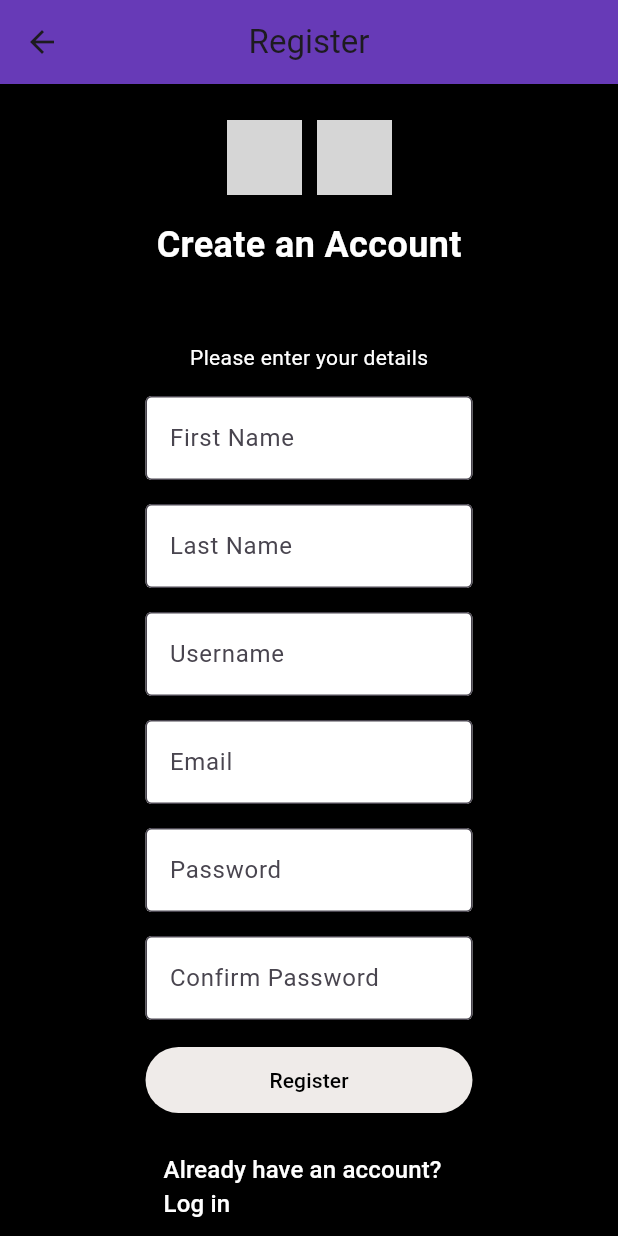
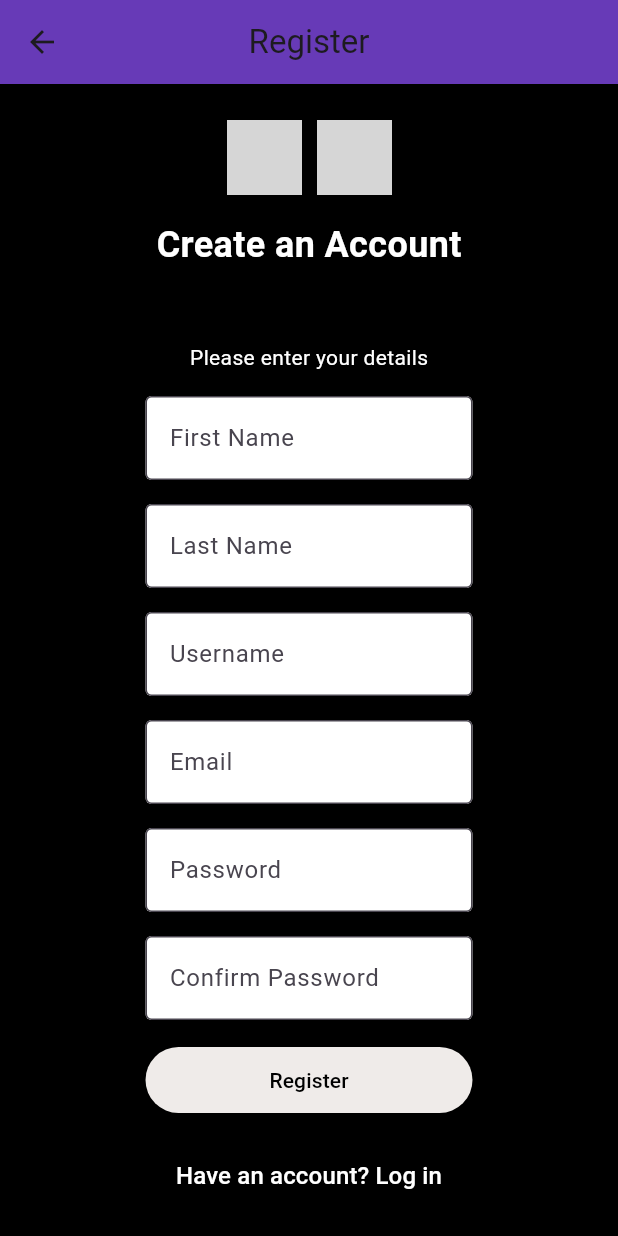
Before and after one commit to fifty1-fifty/large_project, a Flutter app: the RegisterScreen screen opened by its route, on a phone screen of 412 x 824 dp. Run offline on Flutter 3.47's test engine with Material 3 defaults, Android fonts, the light colour scheme and no system bars; our stand-ins replace flutter_secure_storage, google_fonts; accounts and stored records are empty; grey boxes are pictures that could not be loaded.

Commit message:
changed 'Already have an account? Log in' on the register screen to 'Have an account? Log in' to account for users that just registered. It will not automatically push them to the login page because there is a reminder message for them to verify first.

```diff
--- a/movieapp/lib/screens/RegisterScreen.dart
+++ b/movieapp/lib/screens/RegisterScreen.dart
@@ -244,7 +244,7 @@ class _RegisterScreenState extends State<RegisterScreen> {
                                 Navigator.pushNamed(context, Routes.LOGINSCREEN);
                               },
                       child: const Text(
-                        'Already have an account? Log in',
+                        'Have an account? Log in',
                         style: TextStyle(fontSize: 16, color: Colors.white),
                       ),
                     ),
```
